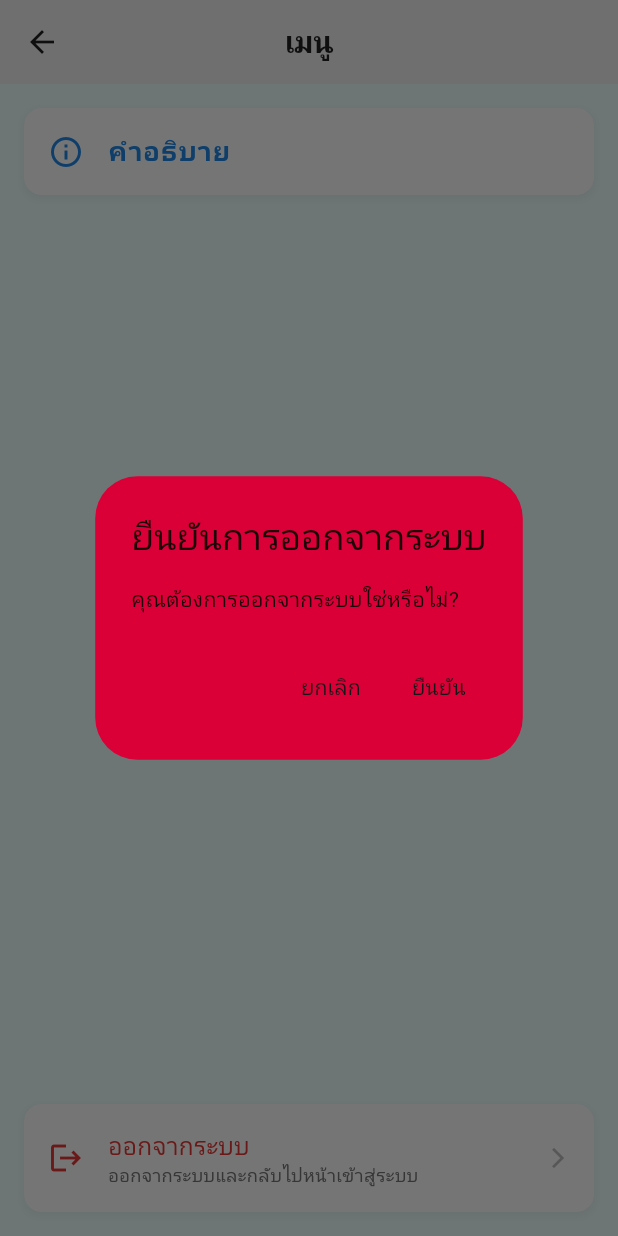
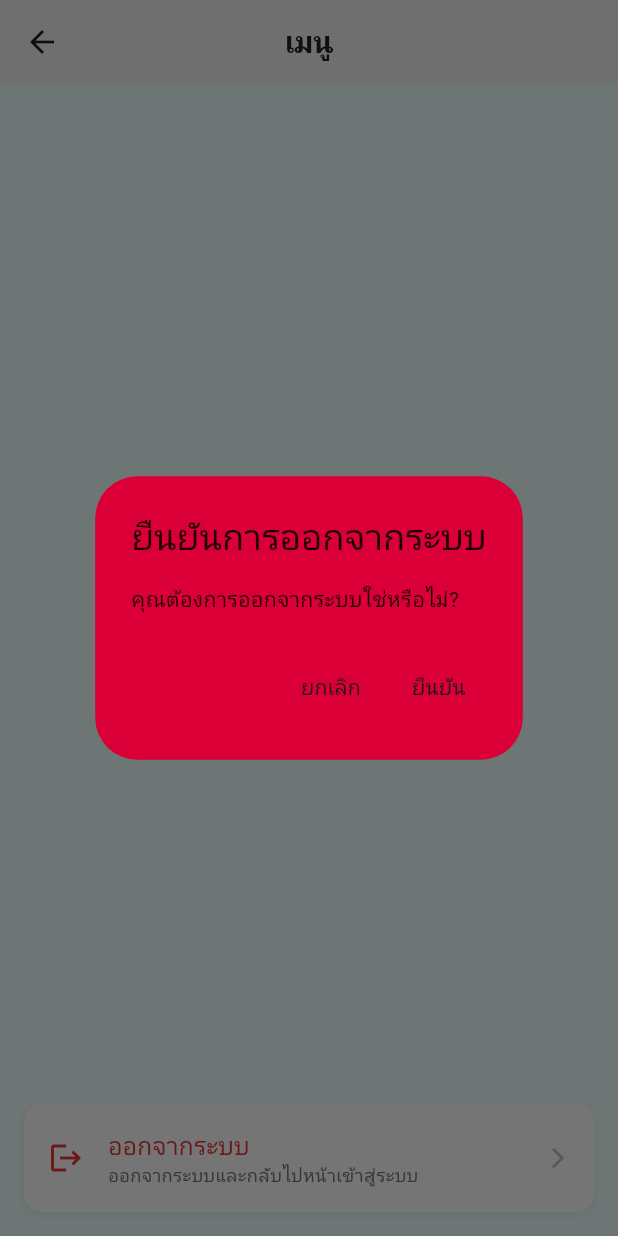
Before and after one commit to MaNaMii888/FinalProject65, a Flutter app: the ProfileMenuPage screen opened directly, after a tap on "ออกจากระบบ", on a phone screen of 412 x 824 dp. Run offline on Flutter 3.47's test engine with Material 3 defaults, Android fonts, the phone set to English and light mode, and no system bars; our stand-ins replace cached_network_image, cloud_firestore, firebase_auth, firebase_core, firebase_storage, flutter_local_notifications and 6 more; accounts and stored records are empty; network calls fail; Roboto replaces fonts that are missing (Prompt).

```diff
--- a/project01/lib/Screen/page/profile/menu/profile_menu_page.dart
+++ b/project01/lib/Screen/page/profile/menu/profile_menu_page.dart
@@ -46,119 +46,12 @@ class _ProfileMenuPageState extends State<ProfileMenuPage> {
     return Container(
       width: double.infinity,
       decoration: BoxDecoration(
-        color: Colors.white,
+        color: Theme.of(context).colorScheme.onPrimary,
         borderRadius: BorderRadius.circular(12),
-        boxShadow: [
-          BoxShadow(
-            color: Colors.grey.withOpacity(0.1),
-            spreadRadius: 1,
-            blurRadius: 4,
-            offset: const Offset(0, 2),
-          ),
-        ],
-      ),
-      child: Theme(
-        data: Theme.of(context).copyWith(dividerColor: Colors.transparent),
-        child: ExpansionTile(
-          initiallyExpanded: isLegendExpanded,
-          leading: Icon(Icons.info_outline, color: Colors.blue[600]),
-          title: Text(
-            'คำอธิบาย',
-            style: TextStyle(
-              fontSize: 18,
-              fontWeight: FontWeight.bold,
-              color: Colors.blue[600],
-            ),
-          ),
-          trailing: SizedBox.shrink(),
-          children: [
-            AnimatedOpacity(
-              opacity: isLegendExpanded ? 1.0 : 0.0,
-              duration: const Duration(milliseconds: 300),
-              curve: Curves.easeInOut,
-              child: AnimatedContainer(
-                duration: const Duration(milliseconds: 400),
-                curve: Curves.easeInOutCubic,
-                child: Padding(
-                  padding: const EdgeInsets.fromLTRB(16, 0, 16, 16),
-                  child: Column(
-                    children: [
-                      _buildLegendItem(
-                        color: Colors.red[100]!,
-                        text: 'ของหาย',
-                        description: 'ห้องที่มีการแจ้งของหาย',
-                      ),
-                      const SizedBox(height: 8),
-                      _buildLegendItem(
-                        color: Colors.green[100]!,
-                        text: 'เจอของ',
-                        description: 'ห้องที่มีการแจ้งเจอของ',
-                      ),
-                      const SizedBox(height: 8),
-                      _buildLegendItem(
-                        color: Colors.orange[100]!,
-                        text: 'ทั้งสอง',
-                        description: 'ห้องที่มีทั้งของหายและเจอของ',
-                      ),
-                      const SizedBox(height: 8),
-                      _buildLegendItem(
-                        color: Colors.grey[200]!,
-                        text: 'ไม่มีโพสต์',
-                        description: 'ห้องที่ยังไม่มีโพสต์ใดๆ',
-                      ),
-                    ],
-                  ),
-                ),
-              ),
-            ),
-          ],
-        ),
       ),
     );
   }
 
-  Widget _buildLegendItem({
-    required Color color,
-    required String text,
-    required String description,
-  }) {
-    return AnimatedContainer(
-      duration: const Duration(milliseconds: 300),
-      curve: Curves.easeInOut,
-      child: Row(
-        children: [
-          Container(
-            width: 20,
-            height: 20,
-            decoration: BoxDecoration(
-              color: color,
-              borderRadius: BorderRadius.circular(4),
-              border: Border.all(color: Colors.grey[300]!),
-            ),
-          ),
-          const SizedBox(width: 12),
-          Expanded(
-            child: Column(
-              crossAxisAlignment: CrossAxisAlignment.start,
-              children: [
-                Text(
-                  text,
-                  style: const TextStyle(
-                    fontSize: 14,
-                    fontWeight: FontWeight.w500,
-                  ),
-                ),
-                Text(
-                  description,
-                  style: TextStyle(fontSize: 12, color: Colors.grey[600]),
-                ),
-              ],
-            ),
-          ),
-        ],
-      ),
-    );
-  }
 
   Widget _buildLogoutButton(BuildContext context) {
     return Container(
```
